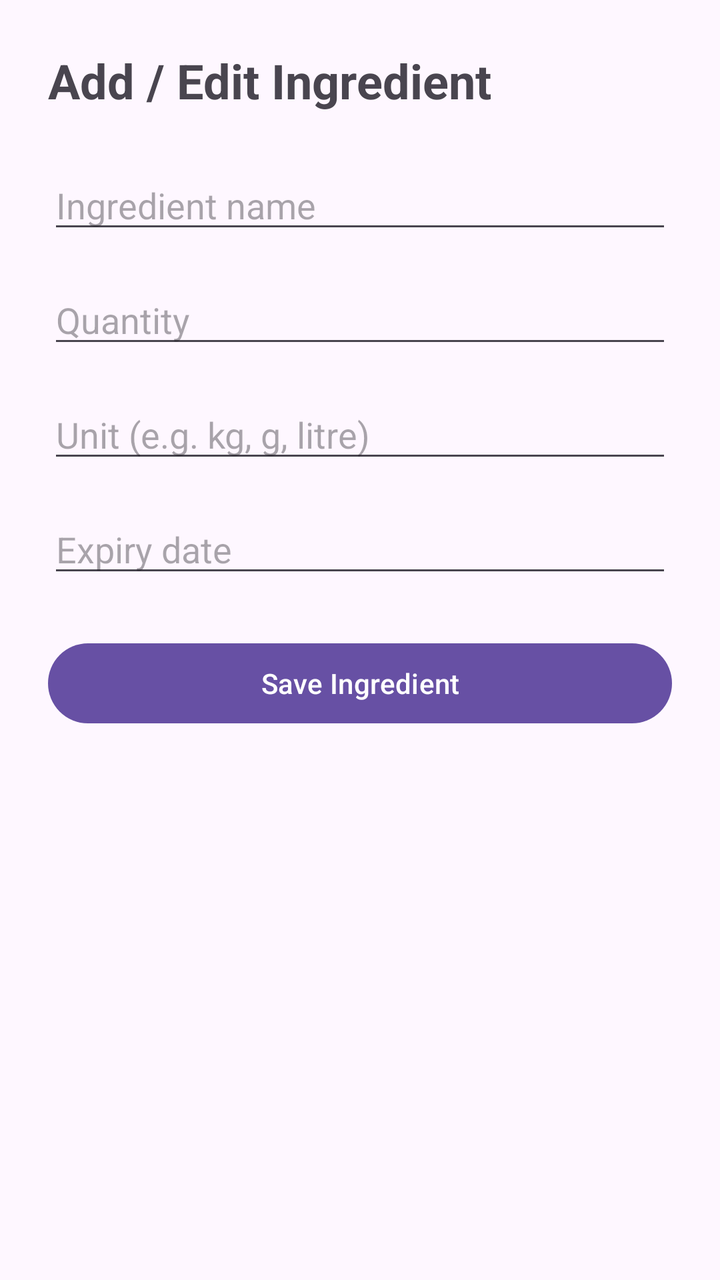
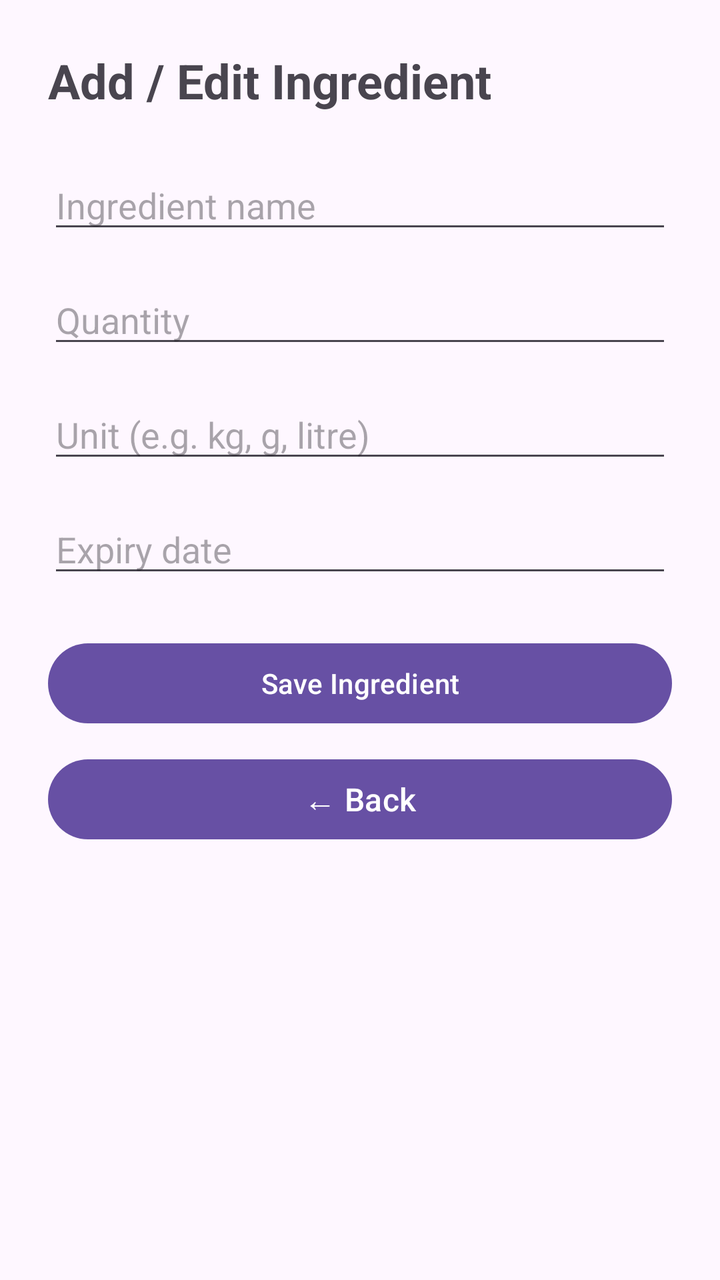

Before-and-after screenshots of an Android layout around one commit, followed by the original layout XML and the change that was made.
<!-- AndroidManifest.xml: application theme Theme.SmartPantryManager -->
<!-- res/layout/activity_add_edit.xml -->
<?xml version="1.0" encoding="utf-8"?>
<ScrollView xmlns:android="http://schemas.android.com/apk/res/android"
    android:layout_width="match_parent"
    android:layout_height="match_parent">

    <LinearLayout
        android:layout_width="match_parent"
        android:layout_height="wrap_content"
        android:orientation="vertical"
        android:padding="24dp">

        <TextView
            android:layout_width="wrap_content"
            android:layout_height="wrap_content"
            android:text="Add / Edit Ingredient"
            android:textSize="24sp"
            android:textStyle="bold"
            android:layout_marginBottom="24dp" />

        <EditText
            android:id="@+id/edtIngredientName"
            android:layout_width="match_parent"
            android:layout_height="wrap_content"
            android:hint="Ingredient name"
            android:inputType="text"
            android:layout_marginBottom="16dp" />

        <EditText
            android:id="@+id/edtQuantity"
            android:layout_width="match_parent"
            android:layout_height="wrap_content"
            android:hint="Quantity"
            android:inputType="numberDecimal"
            android:layout_marginBottom="16dp" />

        <EditText
            android:id="@+id/edtUnit"
            android:layout_width="match_parent"
            android:layout_height="wrap_content"
            android:hint="Unit (e.g. kg, g, litre)"
            android:inputType="text"
            android:layout_marginBottom="16dp" />

        <EditText
            android:id="@+id/edtExpiryDate"
            android:layout_width="match_parent"
            android:layout_height="wrap_content"
            android:hint="Expiry date"
            android:inputType="date"
            android:layout_marginBottom="24dp" />

        <Button
            android:id="@+id/btnSaveIngredient"
            android:layout_width="match_parent"
            android:layout_height="wrap_content"
            android:text="Save Ingredient" />

    </LinearLayout>

</ScrollView>
<!-- resources referenced by this layout -->
<resources>
  <style name="Theme.SmartPantryManager" parent="Base.Theme.SmartPantryManager" />
  <style name="Base.Theme.SmartPantryManager" parent="Theme.Material3.DayNight.NoActionBar">
          
          
      </style>
</resources>

<!-- the commit's change to res/layout/activity_add_edit.xml (unified diff, before → after) -->
@@ -49,12 +49,23 @@
             android:inputType="date"
             android:layout_marginBottom="24dp" />
 
+        
         <Button
             android:id="@+id/btnSaveIngredient"
             android:layout_width="match_parent"
             android:layout_height="wrap_content"
             android:text="Save Ingredient" />
 
+        
+        <Button
+            android:id="@+id/btnBack"
+            android:layout_width="match_parent"
+            android:layout_height="wrap_content"
+            android:layout_marginTop="10dp"
+            android:text="← Back"
+            android:textSize="16sp"
+            android:minHeight="48dp" />
+
     </LinearLayout>
 
 </ScrollView>
